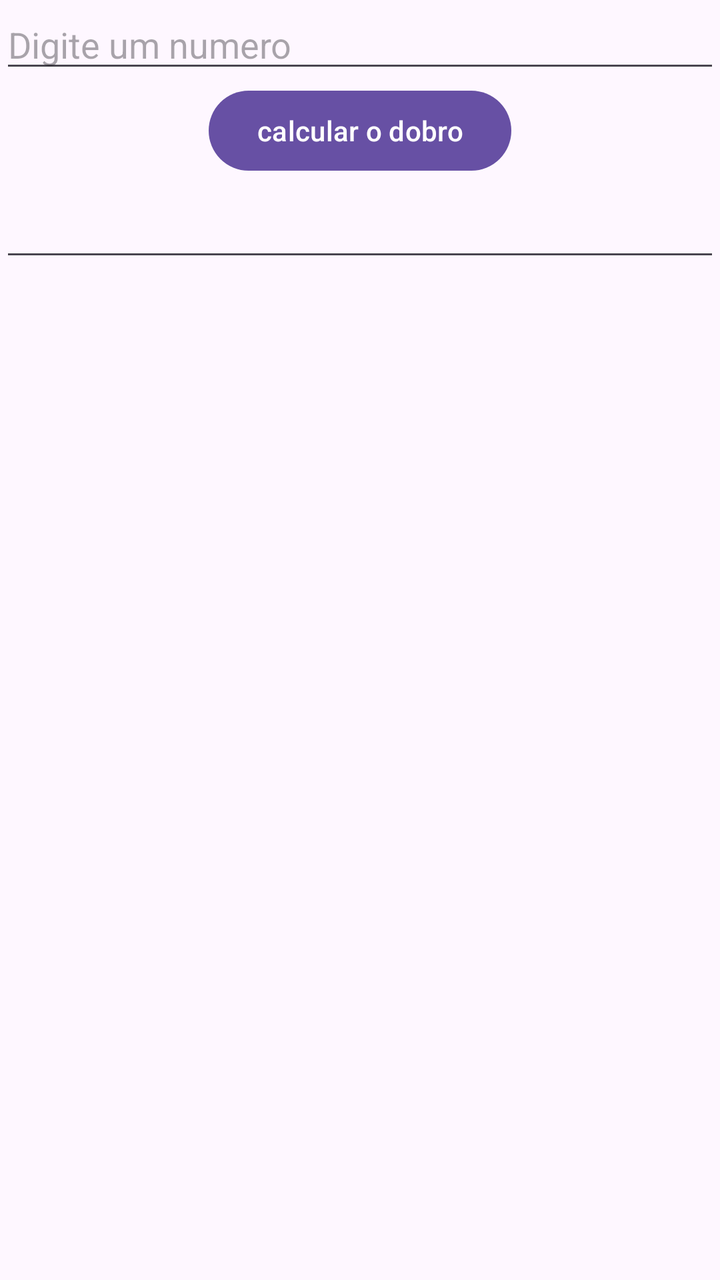
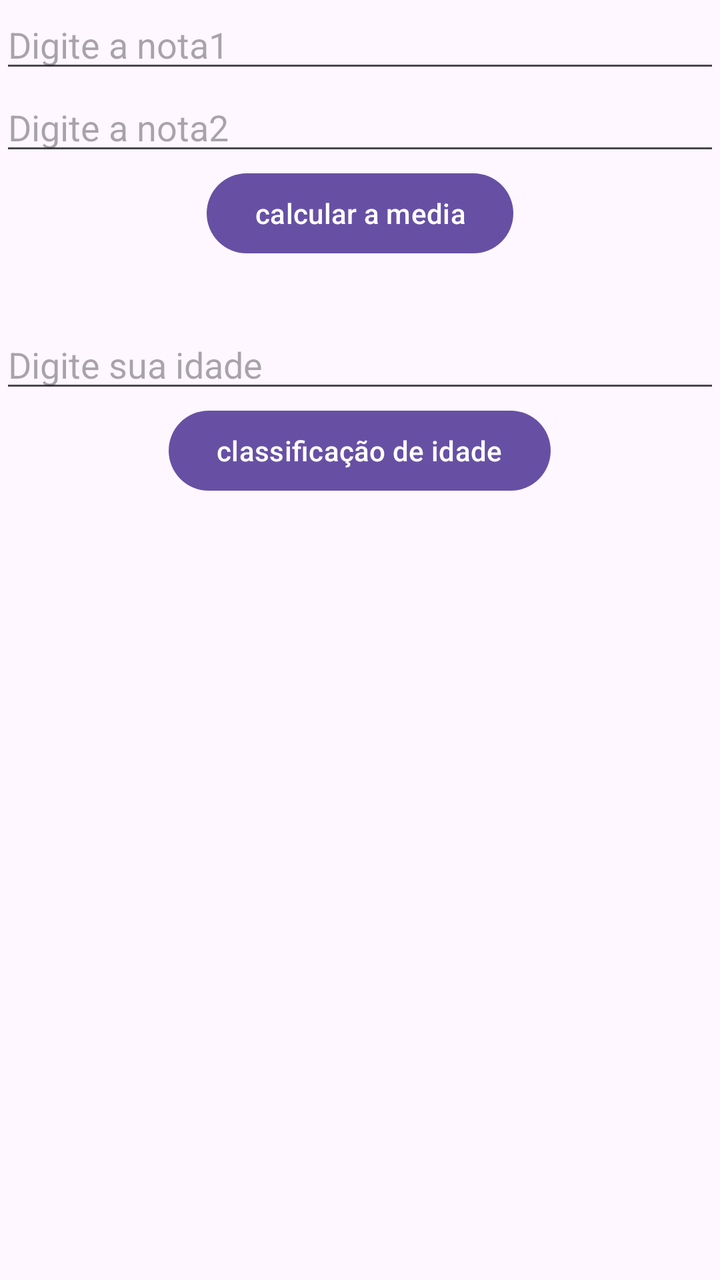

Before-and-after screenshots of an Android layout around one commit, followed by the original layout XML and the change that was made.
<!-- AndroidManifest.xml: application theme Theme.AplicativoPAM -->
<!-- res/layout/exercicio_nota.xml -->
<?xml version="1.0" encoding="utf-8"?>
<LinearLayout xmlns:android="http://schemas.android.com/apk/res/android"
    android:orientation="vertical"
    android:layout_width="match_parent"
    android:layout_height="match_parent">

    <EditText
        android:layout_width="match_parent"
        android:layout_height="wrap_content"
        android:id="@+id/edtexec1"
        android:hint="Digite um numero"
        android:inputType="number"/>
    <Button
        android:layout_width="wrap_content"
        android:layout_height="wrap_content"
        android:id="@+id/btnExec1"
        android:text="calcular o dobro"
        android:layout_gravity="center_horizontal"/>

    <EditText
        android:layout_width="match_parent"
        android:layout_height="wrap_content"
        android:textSize="22dp"
        android:id="@+id/txtexec1"/>





</LinearLayout>
<!-- resources referenced by this layout -->
<resources>
  <style name="Theme.AplicativoPAM" parent="Base.Theme.AplicativoPAM" />
  <style name="Base.Theme.AplicativoPAM" parent="Theme.Material3.DayNight.NoActionBar">
          
          
      </style>
</resources>

<!-- the commit's change to res/layout/exercicio_nota.xml (unified diff, before → after) -->
@@ -7,21 +7,49 @@
     <EditText
         android:layout_width="match_parent"
         android:layout_height="wrap_content"
-        android:id="@+id/edtexec1"
-        android:hint="Digite um numero"
+        android:id="@+id/edtNota1"
+        android:hint="Digite a nota1"
         android:inputType="number"/>
-    <Button
-        android:layout_width="wrap_content"
-        android:layout_height="wrap_content"
-        android:id="@+id/btnExec1"
-        android:text="calcular o dobro"
-        android:layout_gravity="center_horizontal"/>
 
     <EditText
         android:layout_width="match_parent"
         android:layout_height="wrap_content"
+        android:id="@+id/edtNota2"
+        android:hint="Digite a nota2"
+        android:inputType="number"/>
+
+    <Button
+        android:layout_width="wrap_content"
+        android:layout_height="wrap_content"
+        android:id="@+id/btnExec5"
+        android:text="calcular a media"
+        android:layout_gravity="center_horizontal"/>
+
+    <TextView
+        android:layout_width="match_parent"
+        android:layout_height="wrap_content"
         android:textSize="22dp"
-        android:id="@+id/txtexec1"/>
+        android:id="@+id/txtExec5"/>
+
+    <EditText
+        android:layout_width="match_parent"
+        android:layout_height="wrap_content"
+        android:id="@+id/edtIdade"
+        android:hint="Digite sua idade"
+        android:inputType="number"/>
+
+    <Button
+        android:layout_width="wrap_content"
+        android:layout_height="wrap_content"
+        android:id="@+id/btnExec6"
+        android:text="classificação de idade"
+        android:layout_gravity="center_horizontal"/>
+
+    <TextView
+        android:layout_width="match_parent"
+        android:layout_height="wrap_content"
+        android:textSize="22dp"
+        android:id="@+id/txtExec6"/>
 
 
 
